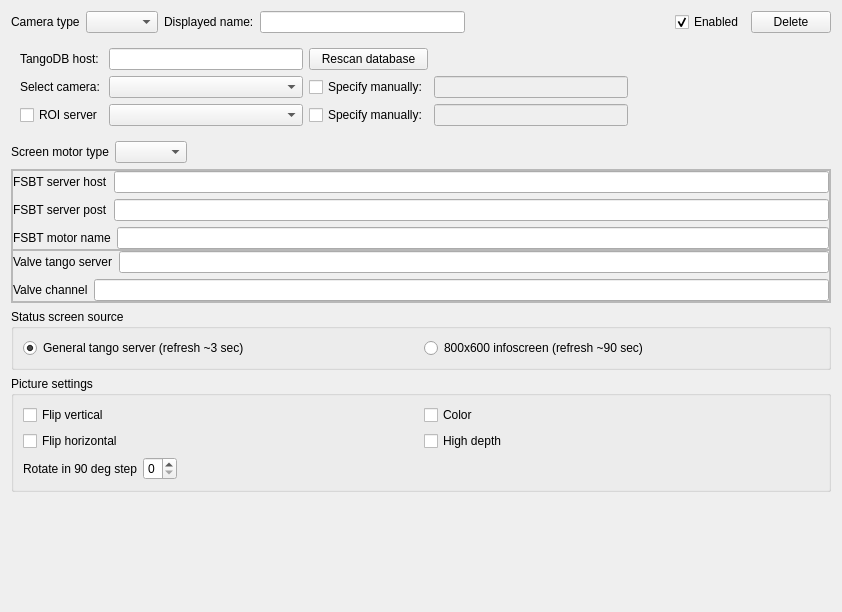
Old version of the form uis/CameraSettings.ui in the repository yamedvedya/camera_viewer.
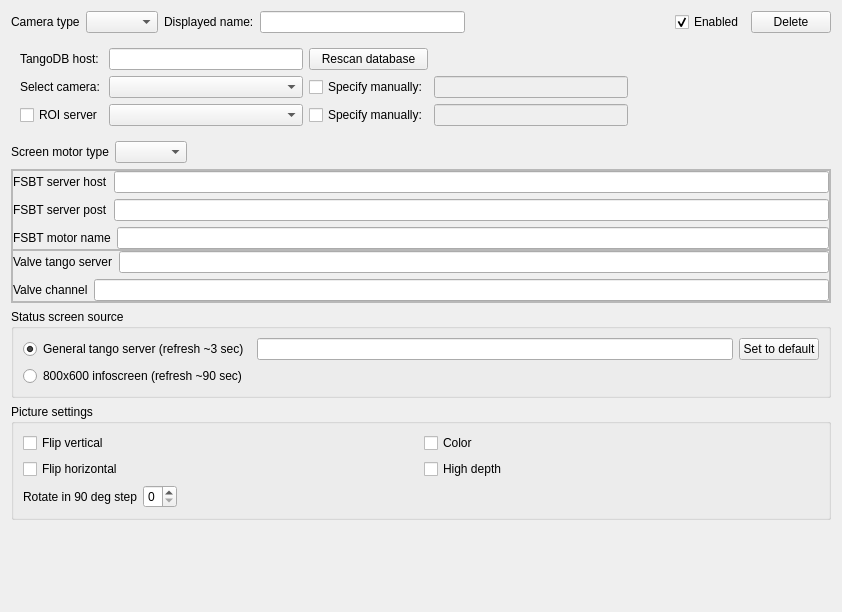
New version of the form.

Commit message: Source for status as setting

```diff
--- a/uis/CameraSettings.ui
+++ b/uis/CameraSettings.ui
@@ -376,16 +376,6 @@
       <string>Status screen source</string>
      </property>
      <layout class="QGridLayout" name="gridLayout_3">
-      <item row="0" column="1">
-       <widget class="QRadioButton" name="but_status_source_infoscreen">
-        <property name="text">
-         <string>800x600 infoscreen (refresh ~90 sec) </string>
-        </property>
-        <attribute name="buttonGroup">
-         <string notr="true">bg_status_source</string>
-        </attribute>
-       </widget>
-      </item>
       <item row="0" column="0">
        <widget class="QRadioButton" name="but_status_source_tango">
         <property name="text">
@@ -399,6 +389,26 @@
         </attribute>
        </widget>
       </item>
+      <item row="1" column="0">
+       <widget class="QRadioButton" name="but_status_source_infoscreen">
+        <property name="text">
+         <string>800x600 infoscreen (refresh ~90 sec) </string>
+        </property>
+        <attribute name="buttonGroup">
+         <string notr="true">bg_status_source</string>
+        </attribute>
+       </widget>
+      </item>
+      <item row="0" column="1">
+       <widget class="QLineEdit" name="le_status_server"/>
+      </item>
+      <item row="0" column="2">
+       <widget class="QPushButton" name="cmd_default_status_source">
+        <property name="text">
+         <string>Set to default</string>
+        </property>
+       </widget>
+      </item>
      </layout>
     </widget>
    </item>
```
The commit also changes 5 other files.
